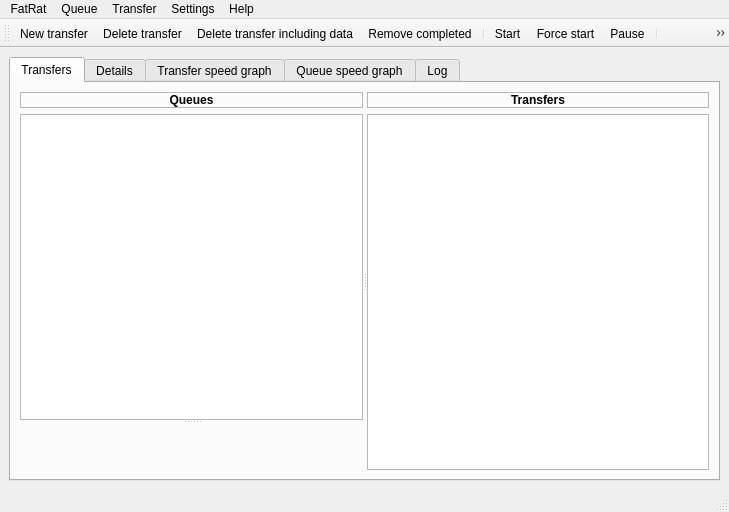
The window that src/MainWindow.ui (LubosD/fatrat) describes before a commit, drawn with Qt 5.
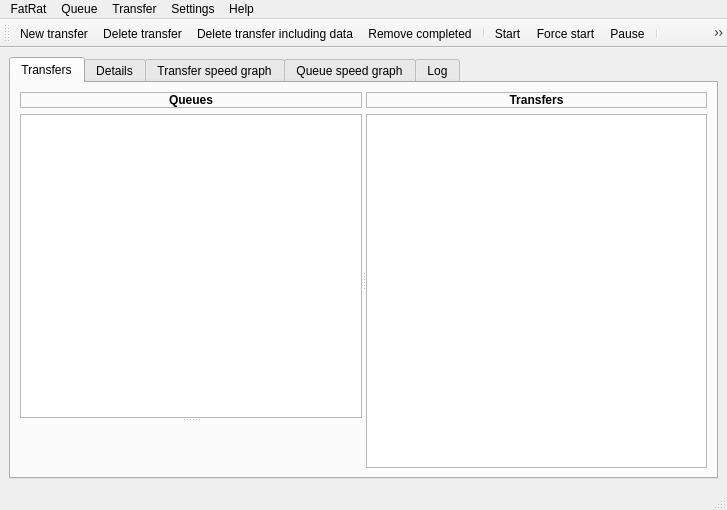
The same window after the commit. Icons and pictures are not drawn. Custom widgets are drawn as their Qt base class.

Commit message: Added several keyboard shortcuts

```diff
--- a/src/MainWindow.ui
+++ b/src/MainWindow.ui
@@ -6,8 +6,8 @@
    <rect>
     <x>0</x>
     <y>0</y>
-    <width>729</width>
-    <height>512</height>
+    <width>727</width>
+    <height>510</height>
    </rect>
   </property>
   <property name="acceptDrops">
@@ -456,7 +456,7 @@
     <rect>
      <x>0</x>
      <y>0</y>
-     <width>729</width>
+     <width>727</width>
      <height>21</height>
     </rect>
    </property>
```
Left out of the diff: 27 changed lines with no effect on the pictures.
